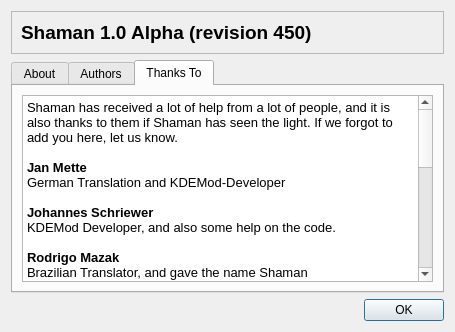
This is trunk/shaman/ui/aboutDialog.ui in drf/shaman1 as Qt 5 draws it before an edit. The edited form follows.
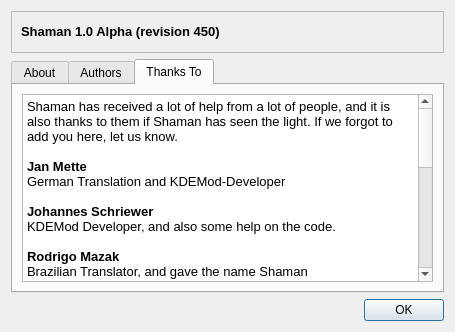
This is the edited form. The open tabs and pages were chosen to show the change. Icons and pictures are not drawn.

```diff
--- a/trunk/shaman/ui/aboutDialog.ui
+++ b/trunk/shaman/ui/aboutDialog.ui
@@ -31,16 +31,6 @@
       <enum>QFrame::Sunken</enum>
      </property>
      <layout class="QGridLayout" >
-      <item row="0" column="0" >
-       <widget class="QLabel" name="label_2" >
-        <property name="text" >
-         <string>&lt;html>&lt;head>&lt;meta name="qrichtext" content="1" />&lt;style type="text/css">
-p, li { white-space: pre-wrap; }
-&lt;/style>&lt;/head>&lt;body style=" font-family:'Liberation Sans'; font-size:9pt; font-weight:400; font-style:normal;">
-&lt;p style=" margin-top:0px; margin-bottom:0px; margin-left:0px; margin-right:0px; -qt-block-indent:0; text-indent:0px; font-size:10pt;">&lt;span style=" font-size:14pt; font-weight:600;">Shaman 1.0 Alpha (revision 450)&lt;/span>&lt;/p>&lt;/body>&lt;/html></string>
-        </property>
-       </widget>
-      </item>
       <item row="0" column="1" >
        <widget class="QLabel" name="label" >
         <property name="minimumSize" >
@@ -66,6 +56,16 @@
         </property>
        </widget>
       </item>
+      <item row="0" column="0" >
+       <widget class="QLabel" name="label_2" >
+        <property name="text" >
+         <string>&lt;html>&lt;head>&lt;meta name="qrichtext" content="1" />&lt;style type="text/css">
+p, li { white-space: pre-wrap; }
+&lt;/style>&lt;/head>&lt;body style=" font-family:'Sans Serif'; font-size:10pt; font-weight:400; font-style:normal;">
+&lt;p style=" margin-top:0px; margin-bottom:0px; margin-left:0px; margin-right:0px; -qt-block-indent:0; text-indent:0px;">&lt;span style=" font-weight:600;">Shaman 1.0 Alpha (revision 450)&lt;/span>&lt;/p>&lt;/body>&lt;/html></string>
+        </property>
+       </widget>
+      </item>
      </layout>
     </widget>
    </item>
@@ -135,38 +135,38 @@
          <property name="html" >
           <string>&lt;html>&lt;head>&lt;meta name="qrichtext" content="1" />&lt;style type="text/css">
 p, li { white-space: pre-wrap; }
-&lt;/style>&lt;/head>&lt;body style=" font-family:'Liberation Sans'; font-size:9pt; font-weight:400; font-style:normal;">
-&lt;p style=" margin-top:0px; margin-bottom:0px; margin-left:0px; margin-right:0px; -qt-block-indent:0; text-indent:0px;">&lt;span style=" font-family:'Sans Serif'; font-size:10pt;">Shaman has received a lot of help from a lot of people, and it is also thanks to them if Shaman has seen the light. If we forgot to add you here, let us know.&lt;/span>&lt;/p>
-&lt;p style="-qt-paragraph-type:empty; margin-top:0px; margin-bottom:0px; margin-left:0px; margin-right:0px; -qt-block-indent:0; text-indent:0px; font-family:'Sans Serif'; font-size:10pt; font-weight:600;">&lt;/p>
-&lt;p style=" margin-top:0px; margin-bottom:0px; margin-left:0px; margin-right:0px; -qt-block-indent:0; text-indent:0px; font-family:'Sans Serif'; font-size:10pt; font-weight:600;">Jan Mette&lt;/p>
-&lt;p style=" margin-top:0px; margin-bottom:0px; margin-left:0px; margin-right:0px; -qt-block-indent:0; text-indent:0px; font-family:'Sans Serif'; font-size:10pt;">German Translation and KDEMod-Developer&lt;/p>
-&lt;p style="-qt-paragraph-type:empty; margin-top:0px; margin-bottom:0px; margin-left:0px; margin-right:0px; -qt-block-indent:0; text-indent:0px; font-family:'Sans Serif'; font-size:10pt;">&lt;/p>
-&lt;p style=" margin-top:0px; margin-bottom:0px; margin-left:0px; margin-right:0px; -qt-block-indent:0; text-indent:0px; font-family:'Sans Serif'; font-size:10pt;">&lt;span style=" font-weight:600;">Johannes Schriewer&lt;/span>&lt;/p>
-&lt;p style=" margin-top:0px; margin-bottom:0px; margin-left:0px; margin-right:0px; -qt-block-indent:0; text-indent:0px; font-size:10pt; font-weight:600;">&lt;span style=" font-weight:400;">KDEMod Developer, and also some help on the code.&lt;/span>&lt;/p>
-&lt;p style="-qt-paragraph-type:empty; margin-top:0px; margin-bottom:0px; margin-left:0px; margin-right:0px; -qt-block-indent:0; text-indent:0px; font-family:'Sans Serif'; font-size:10pt; font-weight:600;">&lt;/p>
-&lt;p style=" margin-top:0px; margin-bottom:0px; margin-left:0px; margin-right:0px; -qt-block-indent:0; text-indent:0px; font-family:'Sans Serif'; font-size:10pt;">&lt;span style=" font-weight:600;">Rodrigo Mazak&lt;/span>&lt;/p>
-&lt;p style=" margin-top:0px; margin-bottom:0px; margin-left:0px; margin-right:0px; -qt-block-indent:0; text-indent:0px; font-family:'Sans Serif'; font-size:10pt;">Brazilian Translator, and gave the name Shaman&lt;/p>
-&lt;p style="-qt-paragraph-type:empty; margin-top:0px; margin-bottom:0px; margin-left:0px; margin-right:0px; -qt-block-indent:0; text-indent:0px; font-family:'Sans Serif'; font-size:10pt;">&lt;/p>
-&lt;p style=" margin-top:0px; margin-bottom:0px; margin-left:0px; margin-right:0px; -qt-block-indent:0; text-indent:0px; font-family:'Sans Serif'; font-size:10pt;">&lt;span style=" font-weight:600;">Martin Sandsmark&lt;/span>&lt;/p>
-&lt;p style=" margin-top:0px; margin-bottom:0px; margin-left:0px; margin-right:0px; -qt-block-indent:0; text-indent:0px; font-family:'Sans Serif'; font-size:10pt;">Our hoster, and maintainer of Trac.&lt;/p>
-&lt;p style="-qt-paragraph-type:empty; margin-top:0px; margin-bottom:0px; margin-left:0px; margin-right:0px; -qt-block-indent:0; text-indent:0px; font-family:'Sans Serif'; font-size:10pt;">&lt;/p>
-&lt;p style=" margin-top:0px; margin-bottom:0px; margin-left:0px; margin-right:0px; -qt-block-indent:0; text-indent:0px; font-family:'Sans Serif'; font-size:10pt;">&lt;span style=" font-weight:600;">Till Luge&lt;/span>&lt;/p>
-&lt;p style=" margin-top:0px; margin-bottom:0px; margin-left:0px; margin-right:0px; -qt-block-indent:0; text-indent:0px; font-family:'Sans Serif'; font-size:10pt; font-weight:600;">&lt;span style=" font-weight:400;">Heavy tester, thanks!&lt;/span>&lt;/p>
-&lt;p style="-qt-paragraph-type:empty; margin-top:0px; margin-bottom:0px; margin-left:0px; margin-right:0px; -qt-block-indent:0; text-indent:0px; font-family:'Sans Serif'; font-size:10pt;">&lt;/p>
-&lt;p style=" margin-top:0px; margin-bottom:0px; margin-left:0px; margin-right:0px; -qt-block-indent:0; text-indent:0px; font-family:'Sans Serif'; font-size:10pt;">&lt;span style=" font-weight:600;">KDEMod Community&lt;/span>&lt;/p>
-&lt;p style=" margin-top:0px; margin-bottom:0px; margin-left:0px; margin-right:0px; -qt-block-indent:0; text-indent:0px; font-family:'Sans Serif'; font-size:10pt; font-weight:600;">&lt;span style=" font-weight:400;">Help, Testing, Support, everything started from here.&lt;/span>&lt;/p>
-&lt;p style="-qt-paragraph-type:empty; margin-top:0px; margin-bottom:0px; margin-left:0px; margin-right:0px; -qt-block-indent:0; text-indent:0px; font-family:'Sans Serif'; font-size:10pt;">&lt;/p>
-&lt;p style=" margin-top:0px; margin-bottom:0px; margin-left:0px; margin-right:0px; -qt-block-indent:0; text-indent:0px; font-family:'Sans Serif'; font-size:10pt;">&lt;span style=" font-weight:600;">Jacques Disner&lt;/span>&lt;/p>
-&lt;p style=" margin-top:0px; margin-bottom:0px; margin-left:0px; margin-right:0px; -qt-block-indent:0; text-indent:0px; font-family:'Sans Serif'; font-size:10pt;">French Translator&lt;/p>
-&lt;p style="-qt-paragraph-type:empty; margin-top:0px; margin-bottom:0px; margin-left:0px; margin-right:0px; -qt-block-indent:0; text-indent:0px; font-family:'Sans Serif'; font-size:10pt;">&lt;/p>
-&lt;p style=" margin-top:0px; margin-bottom:0px; margin-left:0px; margin-right:0px; -qt-block-indent:0; text-indent:0px; font-family:'Sans Serif'; font-size:10pt;">&lt;span style=" font-weight:600;">Carlos Berroteran&lt;/span>&lt;/p>
-&lt;p style=" margin-top:0px; margin-bottom:0px; margin-left:0px; margin-right:0px; -qt-block-indent:0; text-indent:0px; font-family:'Sans Serif'; font-size:10pt;">Spanish Translator&lt;/p>
-&lt;p style="-qt-paragraph-type:empty; margin-top:0px; margin-bottom:0px; margin-left:0px; margin-right:0px; -qt-block-indent:0; text-indent:0px; font-family:'Sans Serif'; font-size:10pt;">&lt;/p>
-&lt;p style=" margin-top:0px; margin-bottom:0px; margin-left:0px; margin-right:0px; -qt-block-indent:0; text-indent:0px; font-family:'Sans Serif'; font-size:10pt;">&lt;span style=" font-weight:600;">Giannis Antoniou&lt;/span>&lt;/p>
-&lt;p style=" margin-top:0px; margin-bottom:0px; margin-left:0px; margin-right:0px; -qt-block-indent:0; text-indent:0px; font-family:'Sans Serif'; font-size:10pt;">Greek Translator&lt;/p>
-&lt;p style="-qt-paragraph-type:empty; margin-top:0px; margin-bottom:0px; margin-left:0px; margin-right:0px; -qt-block-indent:0; text-indent:0px; font-family:'Sans Serif'; font-size:10pt;">&lt;/p>
-&lt;p style=" margin-top:0px; margin-bottom:0px; margin-left:0px; margin-right:0px; -qt-block-indent:0; text-indent:0px; font-family:'Sans Serif'; font-size:10pt;">&lt;span style=" font-weight:600;">Michael Knights&lt;/span>&lt;/p>
-&lt;p style=" margin-top:0px; margin-bottom:0px; margin-left:0px; margin-right:0px; -qt-block-indent:0; text-indent:0px; font-family:'Sans Serif'; font-size:10pt;">Artwork&lt;/p>&lt;/body>&lt;/html></string>
+&lt;/style>&lt;/head>&lt;body style=" font-family:'Sans Serif'; font-size:10pt; font-weight:400; font-style:normal;">
+&lt;p style=" margin-top:0px; margin-bottom:0px; margin-left:0px; margin-right:0px; -qt-block-indent:0; text-indent:0px; font-family:'Liberation Sans'; font-size:9pt;">&lt;span style=" font-family:'Sans Serif'; font-size:10pt;">Shaman has received a lot of help from a lot of people, and it is also thanks to them if Shaman has seen the light. If we forgot to add you here, let us know.&lt;/span>&lt;/p>
+&lt;p style="-qt-paragraph-type:empty; margin-top:0px; margin-bottom:0px; margin-left:0px; margin-right:0px; -qt-block-indent:0; text-indent:0px; font-weight:600;">&lt;/p>
+&lt;p style=" margin-top:0px; margin-bottom:0px; margin-left:0px; margin-right:0px; -qt-block-indent:0; text-indent:0px; font-weight:600;">Jan Mette&lt;/p>
+&lt;p style=" margin-top:0px; margin-bottom:0px; margin-left:0px; margin-right:0px; -qt-block-indent:0; text-indent:0px;">German Translation and KDEMod-Developer&lt;/p>
+&lt;p style="-qt-paragraph-type:empty; margin-top:0px; margin-bottom:0px; margin-left:0px; margin-right:0px; -qt-block-indent:0; text-indent:0px;">&lt;/p>
+&lt;p style=" margin-top:0px; margin-bottom:0px; margin-left:0px; margin-right:0px; -qt-block-indent:0; text-indent:0px;">&lt;span style=" font-weight:600;">Johannes Schriewer&lt;/span>&lt;/p>
+&lt;p style=" margin-top:0px; margin-bottom:0px; margin-left:0px; margin-right:0px; -qt-block-indent:0; text-indent:0px; font-family:'Liberation Sans'; font-weight:600;">&lt;span style=" font-weight:400;">KDEMod Developer, and also some help on the code.&lt;/span>&lt;/p>
+&lt;p style="-qt-paragraph-type:empty; margin-top:0px; margin-bottom:0px; margin-left:0px; margin-right:0px; -qt-block-indent:0; text-indent:0px; font-weight:600;">&lt;/p>
+&lt;p style=" margin-top:0px; margin-bottom:0px; margin-left:0px; margin-right:0px; -qt-block-indent:0; text-indent:0px;">&lt;span style=" font-weight:600;">Rodrigo Mazak&lt;/span>&lt;/p>
+&lt;p style=" margin-top:0px; margin-bottom:0px; margin-left:0px; margin-right:0px; -qt-block-indent:0; text-indent:0px;">Brazilian Translator, and gave the name Shaman&lt;/p>
+&lt;p style="-qt-paragraph-type:empty; margin-top:0px; margin-bottom:0px; margin-left:0px; margin-right:0px; -qt-block-indent:0; text-indent:0px;">&lt;/p>
+&lt;p style=" margin-top:0px; margin-bottom:0px; margin-left:0px; margin-right:0px; -qt-block-indent:0; text-indent:0px;">&lt;span style=" font-weight:600;">Martin Sandsmark&lt;/span>&lt;/p>
+&lt;p style=" margin-top:0px; margin-bottom:0px; margin-left:0px; margin-right:0px; -qt-block-indent:0; text-indent:0px;">Our hoster, and maintainer of Trac.&lt;/p>
+&lt;p style="-qt-paragraph-type:empty; margin-top:0px; margin-bottom:0px; margin-left:0px; margin-right:0px; -qt-block-indent:0; text-indent:0px;">&lt;/p>
+&lt;p style=" margin-top:0px; margin-bottom:0px; margin-left:0px; margin-right:0px; -qt-block-indent:0; text-indent:0px;">&lt;span style=" font-weight:600;">Till Luge&lt;/span>&lt;/p>
+&lt;p style=" margin-top:0px; margin-bottom:0px; margin-left:0px; margin-right:0px; -qt-block-indent:0; text-indent:0px; font-weight:600;">&lt;span style=" font-weight:400;">Heavy tester, thanks!&lt;/span>&lt;/p>
+&lt;p style="-qt-paragraph-type:empty; margin-top:0px; margin-bottom:0px; margin-left:0px; margin-right:0px; -qt-block-indent:0; text-indent:0px;">&lt;/p>
+&lt;p style=" margin-top:0px; margin-bottom:0px; margin-left:0px; margin-right:0px; -qt-block-indent:0; text-indent:0px;">&lt;span style=" font-weight:600;">KDEMod Community&lt;/span>&lt;/p>
+&lt;p style=" margin-top:0px; margin-bottom:0px; margin-left:0px; margin-right:0px; -qt-block-indent:0; text-indent:0px; font-weight:600;">&lt;span style=" font-weight:400;">Help, Testing, Support, everything started from here.&lt;/span>&lt;/p>
+&lt;p style="-qt-paragraph-type:empty; margin-top:0px; margin-bottom:0px; margin-left:0px; margin-right:0px; -qt-block-indent:0; text-indent:0px;">&lt;/p>
+&lt;p style=" margin-top:0px; margin-bottom:0px; margin-left:0px; margin-right:0px; -qt-block-indent:0; text-indent:0px;">&lt;span style=" font-weight:600;">Jacques Disner&lt;/span>&lt;/p>
+&lt;p style=" margin-top:0px; margin-bottom:0px; margin-left:0px; margin-right:0px; -qt-block-indent:0; text-indent:0px;">French Translator&lt;/p>
+&lt;p style="-qt-paragraph-type:empty; margin-top:0px; margin-bottom:0px; margin-left:0px; margin-right:0px; -qt-block-indent:0; text-indent:0px;">&lt;/p>
+&lt;p style=" margin-top:0px; margin-bottom:0px; margin-left:0px; margin-right:0px; -qt-block-indent:0; text-indent:0px;">&lt;span style=" font-weight:600;">Carlos Berroteran&lt;/span>&lt;/p>
+&lt;p style=" margin-top:0px; margin-bottom:0px; margin-left:0px; margin-right:0px; -qt-block-indent:0; text-indent:0px;">Spanish Translator&lt;/p>
+&lt;p style="-qt-paragraph-type:empty; margin-top:0px; margin-bottom:0px; margin-left:0px; margin-right:0px; -qt-block-indent:0; text-indent:0px;">&lt;/p>
+&lt;p style=" margin-top:0px; margin-bottom:0px; margin-left:0px; margin-right:0px; -qt-block-indent:0; text-indent:0px;">&lt;span style=" font-weight:600;">Giannis Antoniou&lt;/span>&lt;/p>
+&lt;p style=" margin-top:0px; margin-bottom:0px; margin-left:0px; margin-right:0px; -qt-block-indent:0; text-indent:0px;">Greek Translator&lt;/p>
+&lt;p style="-qt-paragraph-type:empty; margin-top:0px; margin-bottom:0px; margin-left:0px; margin-right:0px; -qt-block-indent:0; text-indent:0px;">&lt;/p>
+&lt;p style=" margin-top:0px; margin-bottom:0px; margin-left:0px; margin-right:0px; -qt-block-indent:0; text-indent:0px;">&lt;span style=" font-weight:600;">Michael Knights&lt;/span>&lt;/p>
+&lt;p style=" margin-top:0px; margin-bottom:0px; margin-left:0px; margin-right:0px; -qt-block-indent:0; text-indent:0px;">Artwork&lt;/p>&lt;/body>&lt;/html></string>
          </property>
         </widget>
        </item>
```
